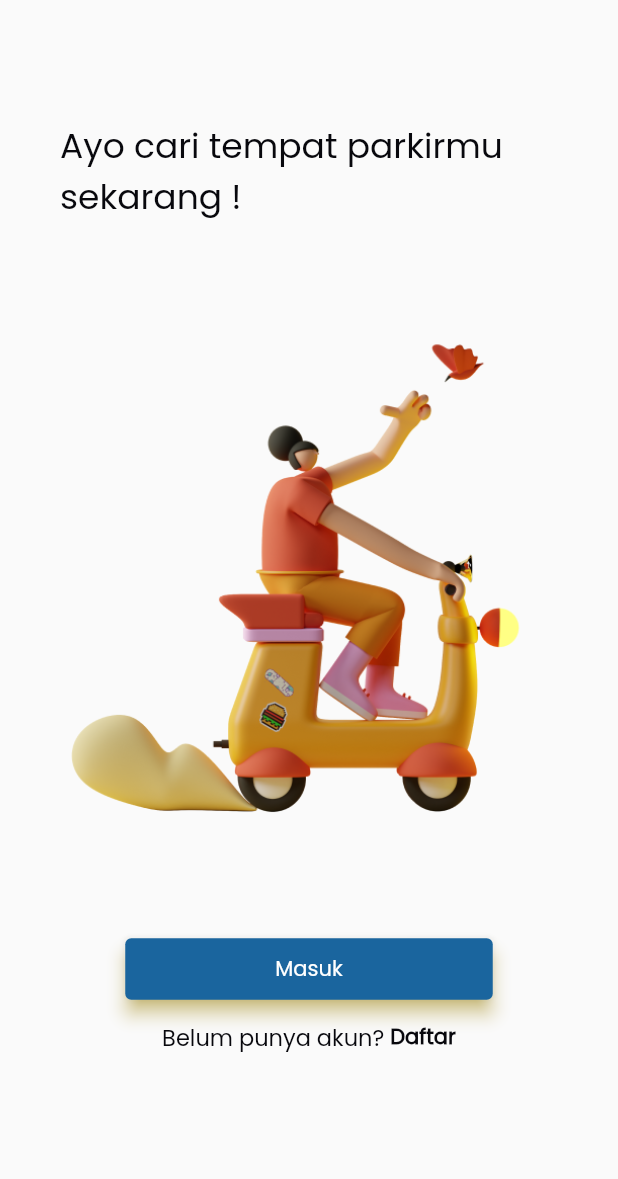
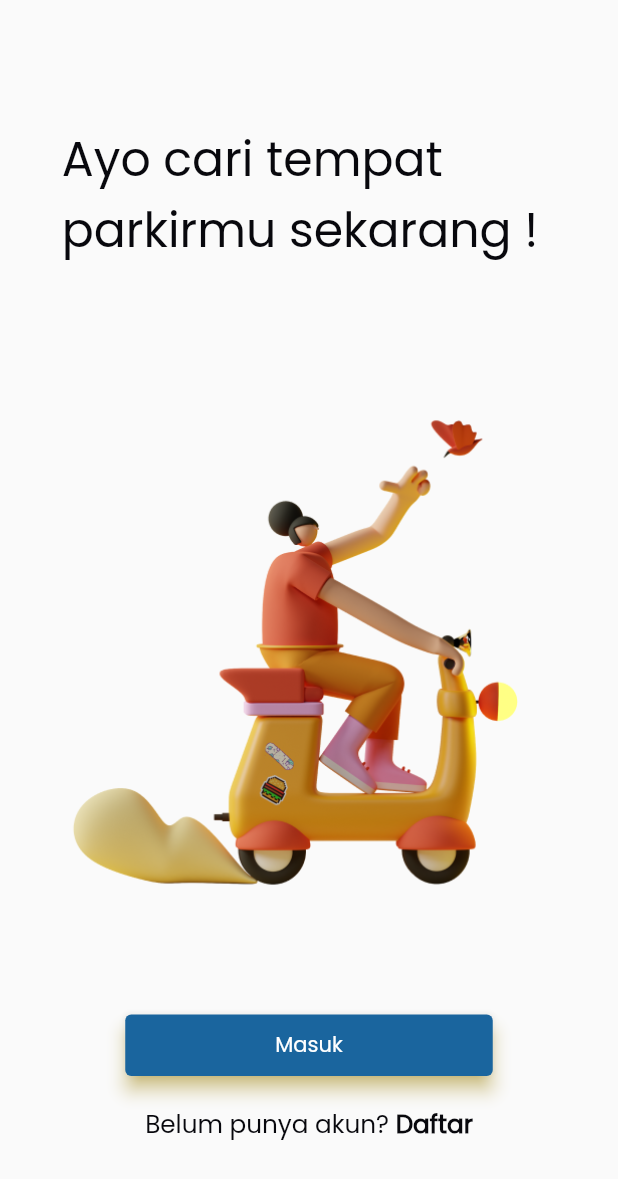
Before and after one commit to RyzAnugrah/parking_u, a Flutter app: the screen it shows after launch, on a phone screen of 412 x 824 dp. Shown: the top 1179 px of the screen. Run offline on Flutter 3.47's test engine with Material 2 defaults, Android fonts, the phone set to English and light mode, and no system bars; our stand-ins replace device_preview, sizer.

Commit message:
add color & font styles

```diff
--- a/lib/main.dart
+++ b/lib/main.dart
@@ -2,8 +2,9 @@ import 'package:flutter/foundation.dart';
 import 'package:flutter/material.dart';
 import 'package:device_preview/device_preview.dart';
 import 'package:flutter/services.dart';
-
 import 'package:parking_u/screens/splash_screen.dart';
+import 'package:parking_u/styles/color_style.dart';
+import 'package:sizer/sizer.dart';
 
 void main() => runApp(
       DevicePreview(
@@ -19,6 +20,11 @@ class MyApp extends StatelessWidget {
       DeviceOrientation.portraitUp,
       DeviceOrientation.portraitDown,
     ]);
+    return LayoutBuilder(
+      builder: (context, constraints) {
+        return OrientationBuilder(
+          builder: (context, orientation) {
+            SizerUtil().init(constraints, orientation);
             return MaterialApp(
               locale: DevicePreview.locale(context),
               builder: DevicePreview.appBuilder,
@@ -27,9 +33,14 @@ class MyApp extends StatelessWidget {
               theme: ThemeData(
                 textTheme: Theme.of(context).textTheme.apply(
                       fontFamily: 'Poppins',
-                bodyColor: Color(0xFF08080D)
-              )),
+                      bodyColor: textColor,
+                    ),
+              ),
               home: SplashScreenPage(),
+            );
+          },
+        );
+      },
     );
   }
 }
--- a/lib/screens/home_screen.dart
+++ b/lib/screens/home_screen.dart
@@ -1,18 +1,10 @@
 import 'package:flutter/material.dart';
+import 'package:parking_u/styles/color_style.dart';
+import 'package:parking_u/styles/font_style.dart';
 import 'package:parking_u/ui/base_widget.dart';
+import 'package:sizer/sizer.dart';
 
 class HomeScreenPage extends StatelessWidget {
-  static const BackgroundColor = Color(0xFFFFFFFF);
-  static const ErrorColor = Color(0xFFD11313);
-  static const InfoColor = Color(0xFF0569FF);
-  static const PendingColor = Color(0xFFFE9705);
-  static const PrimaryColor = Color(0xFF1A659E);
-  static const SecondaryColor = Color(0xFFF8CD12);
-  static const ShadesColor = Color(0xFF042035);
-  static const SuccessColor = Color(0xFF3AC430);
-  static const TextColor_1 = Color(0xFFFFFFFF);
-  static const TextColor_2 = Color(0xFF08080D);
-
   const HomeScreenPage({Key key}) : super(key: key);
 
   @override
@@ -20,44 +12,45 @@ class HomeScreenPage extends StatelessWidget {
     return BaseWidget(builder: (context, sizingInformation) {
       return Scaffold(
         resizeToAvoidBottomInset: false,
-        body: Container(
-          margin: EdgeInsets.all(40.0),
+        body: SingleChildScrollView(
+          child: Container(
+            margin: EdgeInsets.all(10.0.w),
             child: Center(
               child: Column(
                 children: [
-                SizedBox(height: 40),
+                  SizedBox(height: 5.0.h),
                   Text(
                     'Ayo cari tempat parkirmu sekarang !',
-                  style: TextStyle(fontSize: 23.0),
+                    style: headlineGreet,
                   ),
-                SizedBox(height: 60),
+                  SizedBox(height: 10.0.h),
                   Image(
                     image: AssetImage('assets/images/login.png'),
                   ),
-                SizedBox(height: 80),
+                  SizedBox(height: 10.0.h),
                   ElevatedButton(
                     child: Text('Masuk'),
                     style: ElevatedButton.styleFrom(
-                    primary: PrimaryColor,
+                      primary: primaryColor,
                       onPrimary: Colors.white,
-                    shadowColor: SecondaryColor,
+                      shadowColor: secondaryColor,
                       elevation: 5,
                       padding: EdgeInsets.fromLTRB(100, 10, 100, 10),
                     ),
                     onPressed: () {},
                   ),
-                SizedBox(height: 10),
+                  SizedBox(height: 2.0.h),
                   Row(
                     mainAxisAlignment: MainAxisAlignment.center,
                     children: [
                       Text(
                         'Belum punya akun? ',
-                      style: TextStyle(fontSize: 15.0),
+                        style: headlineInfo,
                       ),
                       GestureDetector(
                         child: new Text(
                           'Daftar',
-                        style: TextStyle(fontWeight: FontWeight.w800),
+                          style: headlineInfoBold,
                         ),
                         onTap: () {},
                       )
@@ -67,6 +60,7 @@ class HomeScreenPage extends StatelessWidget {
               ),
             ),
           ),
+        ),
       );
     });
   }
--- a/lib/screens/splash_screen.dart
+++ b/lib/screens/splash_screen.dart
@@ -1,6 +1,9 @@
 import 'package:flutter/material.dart';
 import 'package:parking_u/screens/home_screen.dart';
+import 'package:parking_u/styles/color_style.dart';
+import 'package:parking_u/styles/font_style.dart';
 import 'dart:async';
+import 'package:sizer/sizer.dart';
 
 class SplashScreenPage extends StatefulWidget {
   @override
@@ -28,29 +31,26 @@ class _SplashScreenPageState extends State<SplashScreenPage> {
   @override
   Widget build(BuildContext context) {
     return Scaffold(
-      backgroundColor: Color(0XFFFFFFFF),
+      backgroundColor: backgroundColor,
       body: Center(
         child: Column(
           mainAxisAlignment: MainAxisAlignment.center,
           crossAxisAlignment: CrossAxisAlignment.center,
           children: [
-            SizedBox(height: 160),
+            SizedBox(height: 30.0.h),
             Image.asset(
               "assets/images/logo-parking-u.png",
-              width: 100.0,
-              height: 100.0,
+              height: 10.0.h,
             ),
+            SizedBox(height: 2.0.h),
             Image.asset(
               "assets/images/logo-parking-u-text.png",
-              width: 200.0,
-              height: 100.0,
+              height: 5.0.h,
             ),
+            SizedBox(height: 2.0.h),
             Text(
               'Cari parkir tidak pernah semudah ini',
-              style: TextStyle(
-                fontSize: 15,
-                color: Color(0xFF08080D)
-              ),
+              style: headlineInfo,
             ),
             Expanded(
               child: Align(
--- /dev/null
+++ b/lib/styles/color_style.dart
@@ -0,0 +1,11 @@
+import 'package:flutter/material.dart';
+
+Color backgroundColor = Color(0xFFFFFFFF);
+Color errorColor = Color(0xFFD11313);
+Color infoColor = Color(0xFF0569FF);
+Color pendingColor = Color(0xFFFE9705);
+Color primaryColor = Color(0xFF1A659E);
+Color secondaryColor = Color(0xFFF8CD12);
+Color shadesColor = Color(0xFF042035);
+Color successColor = Color(0xFF3AC430);
+Color textColor = Color(0xFF08080D);
--- /dev/null
+++ b/lib/styles/font_style.dart
@@ -0,0 +1,22 @@
+import 'package:flutter/material.dart';
+import 'package:parking_u/styles/color_style.dart';
+import 'package:sizer/sizer.dart';
+
+TextStyle headlineGreet = TextStyle(
+  fontFamily: 'Poppins',
+  fontSize: 23.0.sp,
+  color: textColor,
+);
+
+TextStyle headlineInfo = TextStyle(
+  fontFamily: 'Poppins',
+  fontSize: 12.0.sp,
+  color: textColor,
+);
+
+TextStyle headlineInfoBold = TextStyle(
+  fontFamily: 'Poppins',
+  fontSize: 12.0.sp,
+  color: textColor,
+  fontWeight: FontWeight.w800,
+);
--- a/pubspec.yaml
+++ b/pubspec.yaml
@@ -24,6 +24,7 @@ dependencies:
   flutter:
     sdk: flutter
   device_preview: ^0.7.1
+  sizer: ^1.1.8
 
 
   # The following adds the Cupertino Icons font to your application.
```
Also changed, not shown: pubspec.lock. Lines whose indentation alone changed are shown as unchanged.
